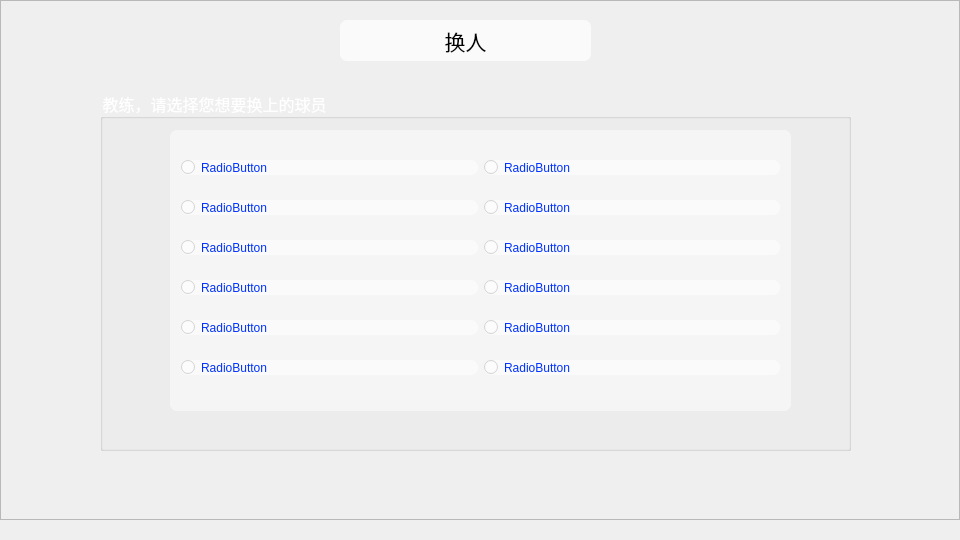
Qt form 团队课设/Football_Manager2/mainwindow.ui (919106840539/My-Curriculum-Design) before a commit.
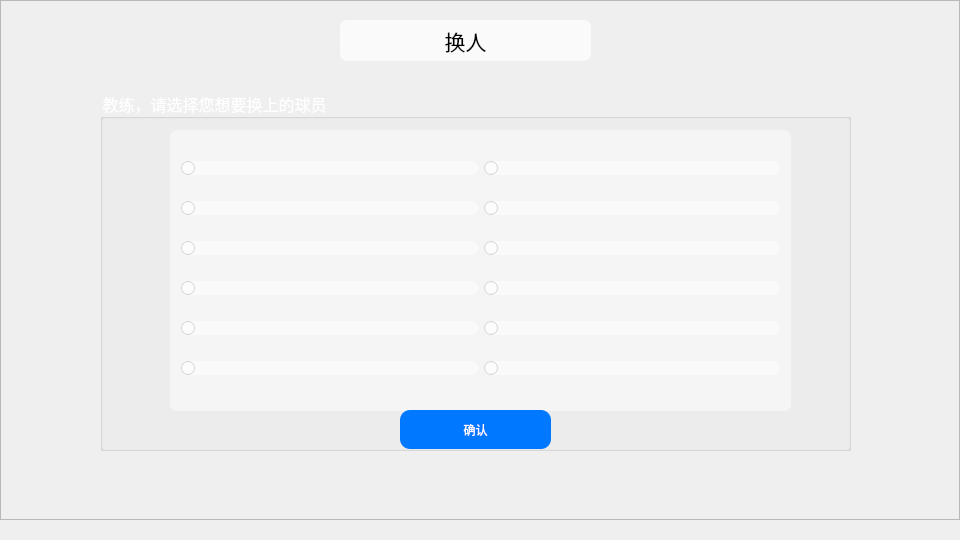
The same form after that commit. The open tabs and pages were chosen to show the change. Icons and pictures are not drawn.

```diff
--- a/团队课设/Football_Manager2/mainwindow.ui
+++ b/团队课设/Football_Manager2/mainwindow.ui
@@ -6065,89 +6065,106 @@
          <item row="3" column="1">
           <widget class="QRadioButton" name="radioButton_33">
            <property name="text">
-            <string>RadioButton</string>
+            <string/>
            </property>
           </widget>
          </item>
          <item row="3" column="0">
-          <widget class="QRadioButton" name="radioButton_30">
+          <widget class="QRadioButton" name="radioButton_27">
            <property name="text">
-            <string>RadioButton</string>
+            <string/>
            </property>
           </widget>
          </item>
          <item row="4" column="0">
-          <widget class="QRadioButton" name="radioButton_32">
-           <property name="text">
-            <string>RadioButton</string>
-           </property>
-          </widget>
-         </item>
-         <item row="0" column="0">
-          <widget class="QRadioButton" name="radioButton_24">
-           <property name="text">
-            <string>RadioButton</string>
-           </property>
-          </widget>
-         </item>
-         <item row="2" column="0">
           <widget class="QRadioButton" name="radioButton_28">
            <property name="text">
-            <string>RadioButton</string>
+            <string/>
            </property>
           </widget>
          </item>
-         <item row="1" column="0">
+         <item row="0" column="0">
+          <widget class="QRadioButton" name="radioButton_24">
+           <property name="text">
+            <string/>
+           </property>
+          </widget>
+         </item>
+         <item row="2" column="0">
           <widget class="QRadioButton" name="radioButton_26">
            <property name="text">
-            <string>RadioButton</string>
+            <string/>
+           </property>
+          </widget>
+         </item>
+         <item row="1" column="0">
+          <widget class="QRadioButton" name="radioButton_25">
+           <property name="text">
+            <string/>
            </property>
           </widget>
          </item>
          <item row="5" column="1">
           <widget class="QRadioButton" name="radioButton_35">
            <property name="text">
-            <string>RadioButton</string>
+            <string/>
            </property>
           </widget>
          </item>
          <item row="2" column="1">
+          <widget class="QRadioButton" name="radioButton_32">
+           <property name="text">
+            <string/>
+           </property>
+          </widget>
+         </item>
+         <item row="1" column="1">
           <widget class="QRadioButton" name="radioButton_31">
            <property name="text">
-            <string>RadioButton</string>
-           </property>
-          </widget>
-         </item>
-         <item row="1" column="1">
-          <widget class="QRadioButton" name="radioButton_29">
-           <property name="text">
-            <string>RadioButton</string>
+            <string/>
            </property>
           </widget>
          </item>
          <item row="0" column="1">
-          <widget class="QRadioButton" name="radioButton_27">
+          <widget class="QRadioButton" name="radioButton_30">
            <property name="text">
-            <string>RadioButton</string>
+            <string/>
            </property>
           </widget>
          </item>
          <item row="4" column="1">
           <widget class="QRadioButton" name="radioButton_34">
            <property name="text">
-            <string>RadioButton</string>
+            <string/>
            </property>
           </widget>
          </item>
          <item row="5" column="0">
-          <widget class="QRadioButton" name="radioButton_25">
+          <widget class="QRadioButton" name="radioButton_29">
            <property name="text">
-            <string>RadioButton</string>
+            <string/>
            </property>
           </widget>
          </item>
         </layout>
        </widget>
+       <widget class="QPushButton" name="conFirmBtn_2">
+        <property name="geometry">
+         <rect>
+          <x>300</x>
+          <y>320</y>
+          <width>151</width>
+          <height>39</height>
+         </rect>
+        </property>
+        <property name="styleSheet">
+         <string notr="true">QPushButton { background-color: rgb(0, 120, 255); border-radius: 10px; color: rgb(255, 255, 255); font: 12pt &quot;黑体&quot;;} QPushButton:hover { background-color: rgb(46, 231, 253); }
+</string>
+        </property>
+        <property name="text">
+         <string>确认</string>
+        </property>
+       </widget>
       </widget>
      </widget>
     </widget>
```
Left out of the diff: 51 changed lines with no effect on the pictures.
